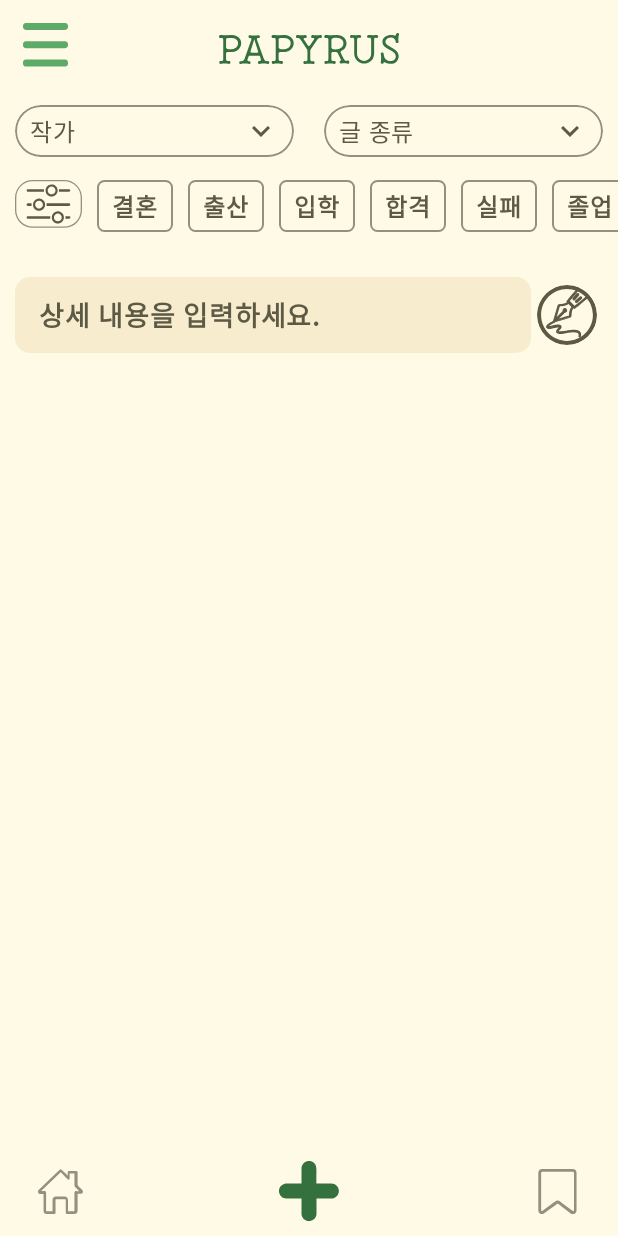
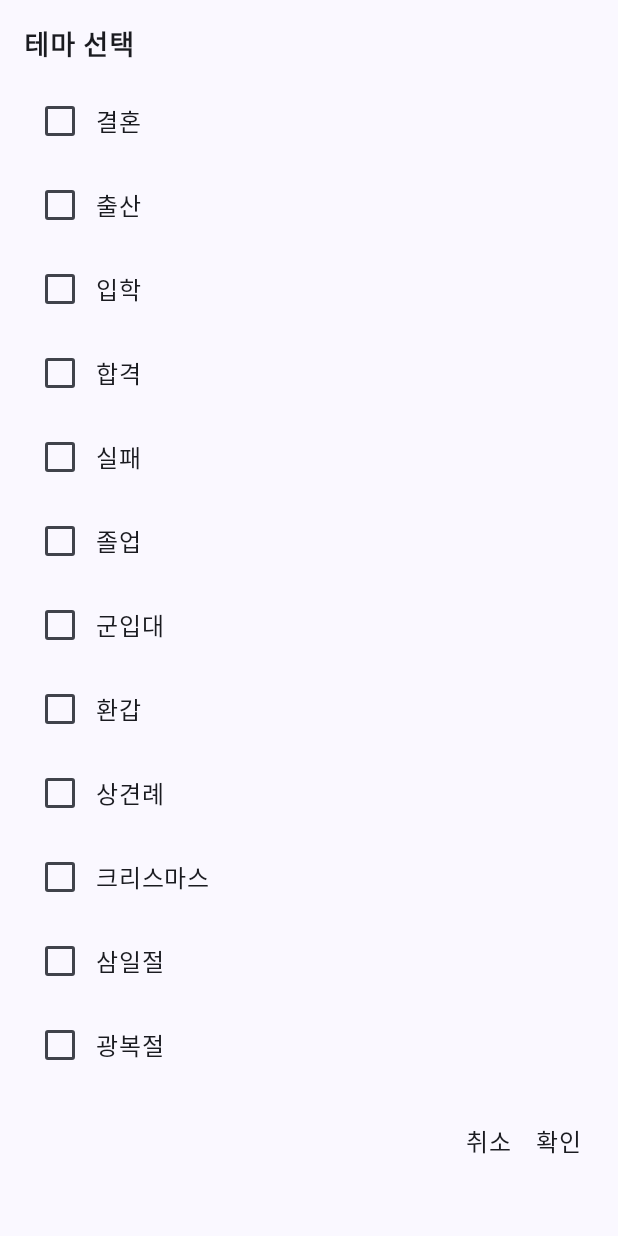
Before and after one commit to YEOGIL/Papyrus, an Android app built with Jetpack Compose: the WriteLetterScreen screen opened through its navigation route, after a tap on "themeFilter", on a phone screen of 412 x 824 dp. Run offline under Robolectric (Android 15) with nearby library versions, the phone set to English and light mode, and no system bars; our stand-ins replace Firebase (no records; nobody signed in at launch, a user with empty details on screens opened directly); pictures from the network do not load; Roboto replaces fonts that are not available here.

Commit message:
테마 리스트 구현, 1차 수정

```diff
--- a/app/src/main/java/com/intel/papyrusbaby/MainActivity.kt
+++ b/app/src/main/java/com/intel/papyrusbaby/MainActivity.kt
@@ -55,6 +55,14 @@ class MainActivity : ComponentActivity() {
 //                    }
                 }
 
+                // writtenLetter 화면에 필요한 네비게이션 인자들을 미리 정의
+                val writtenLetterArgs = listOf(
+                    navArgument("writer") { defaultValue = "" },
+                    navArgument("documentType") { defaultValue = "" },
+                    navArgument("prompt") { defaultValue = "" },
+                    navArgument("theme") { defaultValue = "" }
+                )
+
                 AppBar(
                     // currentUser를 state에서 읽어옴
                     currentUser = currentFirebaseUser.value,
@@ -68,7 +76,6 @@ class MainActivity : ComponentActivity() {
                             composable("auth") {
                                 AuthScreenEmailPassword(navController) {
                                     // 로그인/회원가입 성공 시 호출
-                                    // 여기서 currentUser.value가 갱신되면 곧바로 Drawer 문구도 바뀜
                                     navController.navigate("home") {
                                         popUpTo("auth") { inclusive = true }
                                     }
@@ -77,28 +84,23 @@ class MainActivity : ComponentActivity() {
                             composable("home") { HomeScreen(navController) }
                             composable("write") { WriteLetterScreen(navController) }
                             composable(
-                                route = "writtenLetter?writer={writer}&documentType={documentType}&prompt={prompt}",
-                                arguments = listOf(
-                                    androidx.navigation.navArgument("writer") { defaultValue = "" },
-                                    androidx.navigation.navArgument("documentType") {
-                                        defaultValue = ""
-                                    },
-                                    androidx.navigation.navArgument("prompt") { defaultValue = "" }
-                                )
+                                route = "writtenLetter?writer={writer}&documentType={documentType}&prompt={prompt}&theme={theme}",
+                                arguments = writtenLetterArgs
                             ) { backStackEntry ->
                                 val writer = backStackEntry.arguments?.getString("writer") ?: ""
-                                val documentType =
-                                    backStackEntry.arguments?.getString("documentType") ?: ""
+                                val documentType = backStackEntry.arguments?.getString("documentType") ?: ""
                                 val prompt = backStackEntry.arguments?.getString("prompt") ?: ""
+                                val theme = backStackEntry.arguments?.getString("theme") ?: ""
+
                                 WrittenLetterScreen(
                                     writer = writer,
                                     documentType = documentType,
                                     prompt = prompt,
+                                    theme = theme,  // 전달받은 테마 문자열
                                     navController = navController
                                 )
                             }
                             composable("archive") { ArchivedListScreen(navController) }
-                            // 네비게이션: MainActivity.kt에 route 추가
                             composable(
                                 route = "archiveDetail/{docId}",
                                 arguments = listOf(
@@ -108,7 +110,6 @@ class MainActivity : ComponentActivity() {
                                 val docId = backStackEntry.arguments?.getString("docId") ?: ""
                                 ArchivedListContentsScreen(docId = docId, navController = navController)
                             }
-
                         }
                     },
                     navController = navController
--- a/app/src/main/java/com/intel/papyrusbaby/flask/OpenAiServer.kt
+++ b/app/src/main/java/com/intel/papyrusbaby/flask/OpenAiServer.kt
@@ -1,6 +1,7 @@
 package com.intel.papyrusbaby.flask
 
 
+import com.intel.papyrusbaby.screen.ThemeType
 import okhttp3.Call
 import okhttp3.Callback
 import okhttp3.MediaType.Companion.toMediaTypeOrNull
@@ -23,6 +24,7 @@ object OpenAiServer {
     fun sendRequestToServer(
         author: String,
         documentType: String,
+        themeType: List<String>,
         scenario: String,
         callback: (ServerResponse?, String?) -> Unit
     ) {
@@ -33,6 +35,7 @@ object OpenAiServer {
         val json = JSONObject().apply {
             put("author", author)
             put("documentType", documentType)
+            put("themeType", themeType)
             put("scenario", scenario)
         }
 
--- a/app/src/main/java/com/intel/papyrusbaby/screen/WriteLetterScreen.kt
+++ b/app/src/main/java/com/intel/papyrusbaby/screen/WriteLetterScreen.kt
@@ -7,6 +7,7 @@ import androidx.compose.foundation.border
 import androidx.compose.foundation.clickable
 import androidx.compose.foundation.gestures.detectTapGestures
 import androidx.compose.foundation.horizontalScroll
+import androidx.compose.foundation.layout.Arrangement
 import androidx.compose.foundation.layout.Box
 import androidx.compose.foundation.layout.Column
 import androidx.compose.foundation.layout.Row
@@ -16,6 +17,7 @@ import androidx.compose.foundation.layout.fillMaxWidth
 import androidx.compose.foundation.layout.height
 import androidx.compose.foundation.layout.padding
 import androidx.compose.foundation.layout.size
+import androidx.compose.foundation.layout.width
 import androidx.compose.foundation.rememberScrollState
 import androidx.compose.foundation.shape.RoundedCornerShape
 import androidx.compose.foundation.text.BasicTextField
@@ -47,13 +49,31 @@ import androidx.compose.ui.unit.sp
 import androidx.navigation.NavController
 import androidx.navigation.compose.rememberNavController
 import com.intel.papyrusbaby.R
+import com.intel.papyrusbaby.util.ThemeSelectionDialog
 import java.net.URLEncoder
+
+enum class ThemeType(val displayName: String) {
+    Theme01("결혼"),
+    Theme02("출산"),
+    Theme03("입학"),
+    Theme04("합격"),
+    Theme05("실패"),
+    Theme06("졸업"),
+    Theme07("군입대"),
+    Theme08("환갑"),
+    Theme09("상견례"),
+    Theme10("크리스마스"),
+    Theme11("삼일절"),
+    Theme12("광복절"),
+    Theme13("개천절"),
+    Theme14("부활절"),
+    Theme15("개업")
+}
 
 @Composable
 fun WriteLetterScreen(navController: NavController) {
     // 키보드 닫기 위한 focusManager
     val focusManager = LocalFocusManager.current
-
 
     // 현재 입력 텍스트 상태 관리
     var currentInput by remember { mutableStateOf("") }
@@ -65,6 +85,24 @@ fun WriteLetterScreen(navController: NavController) {
     // 서버 응답을 표시하기 위한 상태 변수
     var isLoading by remember { mutableStateOf(false) }
     var openAiResponse by remember { mutableStateOf("") }
+
+    // 테마 필터를 위한 상태 변수
+    val allThemes = ThemeType.entries.toList()
+    var selectedThemes by remember { mutableStateOf(listOf<ThemeType>()) }
+
+    // 테마 선택 팝업 표시 여부
+    var showThemeSelectionDialog by remember { mutableStateOf(false) }
+    if (showThemeSelectionDialog) {
+        ThemeSelectionDialog(
+            allThemes = allThemes,
+            initiallySelected = selectedThemes,
+            onDismiss = { showThemeSelectionDialog = false },
+            onConfirm = { newSelection ->
+                selectedThemes = newSelection
+                showThemeSelectionDialog = false
+            }
+        )
+    }
 
     Column(modifier = Modifier
         .fillMaxSize()
@@ -111,51 +149,47 @@ fun WriteLetterScreen(navController: NavController) {
                 modifier = Modifier.weight(1f)
             )
         }
+
         Spacer(modifier = Modifier.size(10.dp))
-        val docType = listOf(
-            "결혼",
-            "출산",
-            "입학",
-            "합격",
-            "실패",
-            "졸업",
-            "군입대",
-            "환갑",
-            "상견례",
-            "크리스마스",
-            "삼일절",
-            "광복절",
-            "개천절",
-            "부활절",
-            "개업"
-        )
-        Row(modifier = Modifier.horizontalScroll(rememberScrollState())) {
-            Spacer(modifier = Modifier.size(10.dp))
+
+        Row(
+            modifier = Modifier
+                .fillMaxWidth()
+                .padding(10.dp),
+            verticalAlignment = Alignment.CenterVertically
+        ) {
             Icon(
                 painter = painterResource(id = R.drawable.icon_filter),
                 contentDescription = "themeFilter",
                 tint = Color.Unspecified,
-                modifier = Modifier.clickable {})
-            Spacer(modifier = Modifier.size(10.dp))
-            docType.forEach { writer ->
-                Text(
-                    text = writer,
-                    color = Color(0xFF5C5945),
-                    fontSize = 16.sp,
-                    fontWeight = FontWeight.SemiBold,
-                    modifier = Modifier
-                        .border(
-                            1.dp,
-                            shape = RoundedCornerShape(5.dp),
-                            color = Color(0xFF94907F)
+                modifier = Modifier.clickable { showThemeSelectionDialog = true }
+            )
+            Spacer(modifier = Modifier.width(10.dp))
+            Row(
+                modifier = Modifier.horizontalScroll(rememberScrollState()),
+                horizontalArrangement = Arrangement.spacedBy(10.dp),
+            ) {
+                selectedThemes.forEach { theme ->
+                    Box(
+                        modifier = Modifier
+                            .border(
+                                1.dp,
+                                shape = RoundedCornerShape(5.dp),
+                                color = Color(0xFF94907F)
+                            )
+                            .padding(horizontal = 8.dp, vertical = 4.dp)
+                    ) {
+                        Text(
+                            text = theme.displayName,
+                            color = Color(0xFF5C5945),
+                            fontSize = 14.sp,
+                            fontWeight = FontWeight.SemiBold
                         )
-                        .clickable {}
-                        .padding(horizontal = 10.dp, vertical = 5.dp))
-                Spacer(modifier = Modifier.size(10.dp))
+                    }
+                }
+                Spacer(modifier = Modifier.width(10.dp))
             }
-            Spacer(modifier = Modifier.size(10.dp))
         }
-        Spacer(modifier = Modifier.size(20.dp))
 
         // 프롬프트 입력 영역
         Row(
--- a/app/src/main/java/com/intel/papyrusbaby/screen/WrittenLetterScreen.kt
+++ b/app/src/main/java/com/intel/papyrusbaby/screen/WrittenLetterScreen.kt
@@ -64,6 +64,7 @@ fun WrittenLetterScreen(
     writer: String,
     documentType: String,
     prompt: String,
+    theme: String?,
     navController: NavController
 ) {
     // 코루틴 스코프 생성
@@ -91,6 +92,10 @@ fun WrittenLetterScreen(
     val decodedWriter = URLDecoder.decode(writer, "UTF-8")
     val decodedDocumentType = URLDecoder.decode(documentType, "UTF-8")
     val decodedPrompt = URLDecoder.decode(prompt, "UTF-8")
+    val decodedThemeList = theme?.let {
+        val rawStr = URLDecoder.decode(it, "UTF-8") // "결혼,입학,합격"
+        rawStr.split(",")                          // ["결혼","입학","합격"]
+    } ?: emptyList()
 
     // 서버 응답을 저장하는 변수
     var openAiResponse by remember { mutableStateOf("") }
@@ -100,6 +105,7 @@ fun WrittenLetterScreen(
         OpenAiServer.sendRequestToServer(
             author = decodedWriter,
             documentType = decodedDocumentType,
+            themeType = decodedThemeList,
             scenario = decodedPrompt
         ) { serverResponse, error ->
             isLoading = false
--- a/app/src/main/java/com/intel/papyrusbaby/util/AuthorInfoDialog.kt
+++ b/app/src/main/java/com/intel/papyrusbaby/util/AuthorInfoDialog.kt
@@ -45,9 +45,10 @@ fun AuthorInfoDialog(author: Author, navController: NavController, onDismiss: ()
                     Icon(
                         imageVector = Icons.Filled.Close,
                         contentDescription = "Close",
+                        tint = Color(0xFFFFFAE6),
                         modifier = Modifier
                             .align(Alignment.TopEnd)
-                            .background(Color(0xFF5C5945))
+                            .background(color = Color(0xFF5C5945), shape = RoundedCornerShape(8.dp))
                             .clickable { onDismiss() }
                     )
                 }
@@ -135,10 +136,15 @@ fun AuthorInfoDialog(author: Author, navController: NavController, onDismiss: ()
                         }
                         Spacer(modifier = Modifier.height(8.dp))
 
-                        Box(modifier = Modifier.background(Color(0xFF5C5945))) {
+                        Box(
+                            modifier = Modifier.background(
+                                color = Color(0xFF5C5945),
+                                shape = RoundedCornerShape(8.dp)
+                            )
+                        ) {
                             Text(
                                 text = "작성하기",
-                                color = fontColor,
+                                color = Color(0xFFFFFAE6),
                                 modifier = Modifier
                                     .padding((8.dp))
                                     .clickable {
--- /dev/null
+++ b/app/src/main/java/com/intel/papyrusbaby/util/ThemeSelectionDialog.kt
@@ -0,0 +1,125 @@
+package com.intel.papyrusbaby.util
+
+import androidx.compose.foundation.background
+import androidx.compose.foundation.clickable
+import androidx.compose.foundation.layout.Arrangement
+import androidx.compose.foundation.layout.Box
+import androidx.compose.foundation.layout.Column
+import androidx.compose.foundation.layout.Row
+import androidx.compose.foundation.layout.Spacer
+import androidx.compose.foundation.layout.fillMaxSize
+import androidx.compose.foundation.layout.fillMaxWidth
+import androidx.compose.foundation.layout.height
+import androidx.compose.foundation.layout.padding
+import androidx.compose.foundation.layout.wrapContentHeight
+import androidx.compose.foundation.rememberScrollState
+import androidx.compose.foundation.shape.RoundedCornerShape
+import androidx.compose.foundation.verticalScroll
+import androidx.compose.material3.Checkbox
+import androidx.compose.material3.Surface
+import androidx.compose.material3.Text
+import androidx.compose.runtime.Composable
+import androidx.compose.runtime.getValue
+import androidx.compose.runtime.mutableStateOf
+import androidx.compose.runtime.remember
+import androidx.compose.runtime.setValue
+import androidx.compose.ui.Alignment
+import androidx.compose.ui.Modifier
+import androidx.compose.ui.graphics.Color
+import androidx.compose.ui.text.font.FontWeight
+import androidx.compose.ui.unit.dp
+import androidx.compose.ui.unit.sp
+import androidx.compose.ui.window.Dialog
+import com.intel.papyrusbaby.screen.ThemeType
+
+@Composable
+fun ThemeSelectionDialog(
+    allThemes: List<ThemeType>,
+    initiallySelected: List<ThemeType>,
+    onDismiss: () -> Unit,
+    onConfirm: (List<ThemeType>) -> Unit
+) {
+    // 내부에서 체크박스로 선택한 항목을 저장할 임시 상태
+    var tempSelected by remember { mutableStateOf(initiallySelected) }
+
+    // Dialog(또는 AlertDialog) 활용
+    Dialog(onDismissRequest = onDismiss) {
+        Surface(
+            modifier = Modifier
+                .fillMaxWidth()
+                .wrapContentHeight()
+                .background(Color.White, shape = RoundedCornerShape(8.dp))
+        ) {
+            Column(
+                modifier = Modifier
+                    .fillMaxSize()
+                    .padding(16.dp)
+            ) {
+                Text("테마 선택", fontWeight = FontWeight.Bold, fontSize = 18.sp)
+
+                Spacer(modifier = Modifier.height(10.dp))
+
+                // ThemeType 목록을 체크박스로 표시
+                Column(
+                    modifier = Modifier
+                        .fillMaxWidth()
+                        .weight(1f)
+                        .verticalScroll(rememberScrollState())
+                ) {
+                    allThemes.forEach { theme ->
+                        val isChecked = theme in tempSelected
+                        Row(
+                            modifier = Modifier
+                                .clickable {
+                                    // 체크/해제 토글
+                                    tempSelected = if (isChecked) {
+                                        tempSelected - theme
+                                    } else {
+                                        tempSelected + theme
+                                    }
+                                }
+                                .padding(vertical = 4.dp),
+                            verticalAlignment = Alignment.CenterVertically
+                        ) {
+                            Checkbox(
+                                checked = isChecked,
+                                onCheckedChange = { checked ->
+                                    tempSelected = if (checked) {
+                                        tempSelected + theme
+                                    } else {
+                                        tempSelected - theme
+                                    }
+                                }
+                            )
+                            Text(theme.displayName)
+                        }
+                    }
+                }
+                Spacer(modifier = Modifier.height(16.dp))
+
+                // 확인 & 취소 버튼
+                Row(
+                    horizontalArrangement = Arrangement.End,
+                    modifier = Modifier
+                        .fillMaxWidth()
+                        .weight(0.1f)
+                ) {
+                    Text(
+                        text = "취소",
+                        modifier = Modifier
+                            .clickable { onDismiss() }
+                            .padding(8.dp)
+                    )
+                    Text(
+                        text = "확인",
+                        modifier = Modifier
+                            .clickable {
+                                onConfirm(tempSelected)
+                            }
+                            .padding(8.dp)
+                    )
+                }
+            }
+        }
+    }
+}
```
